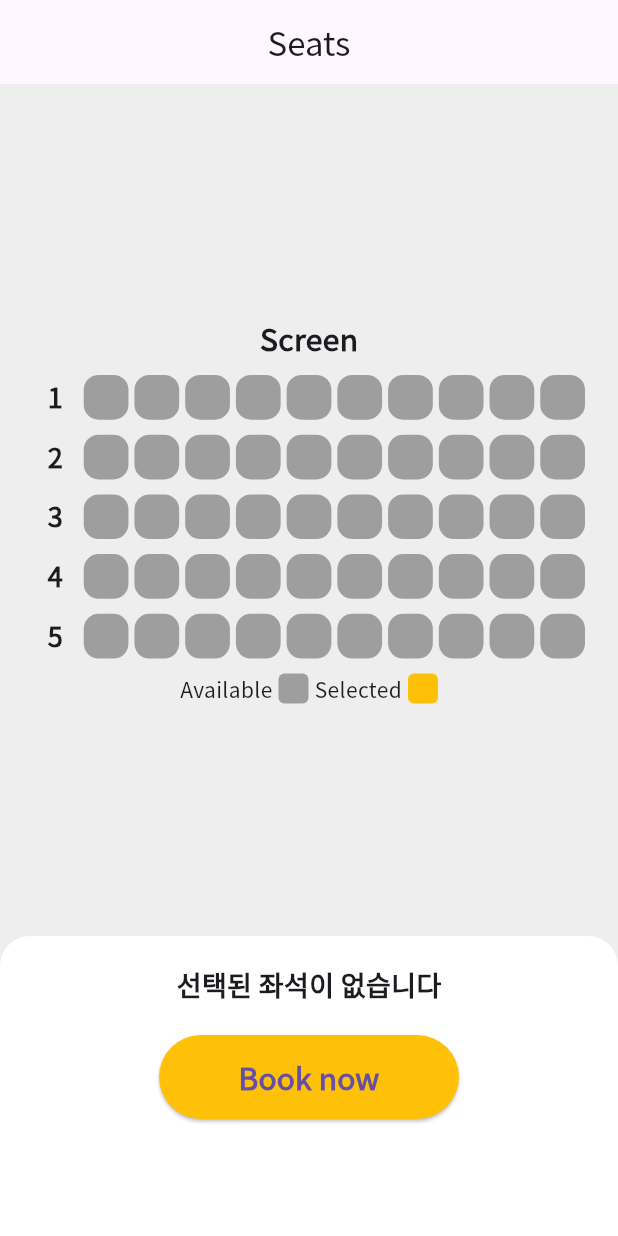
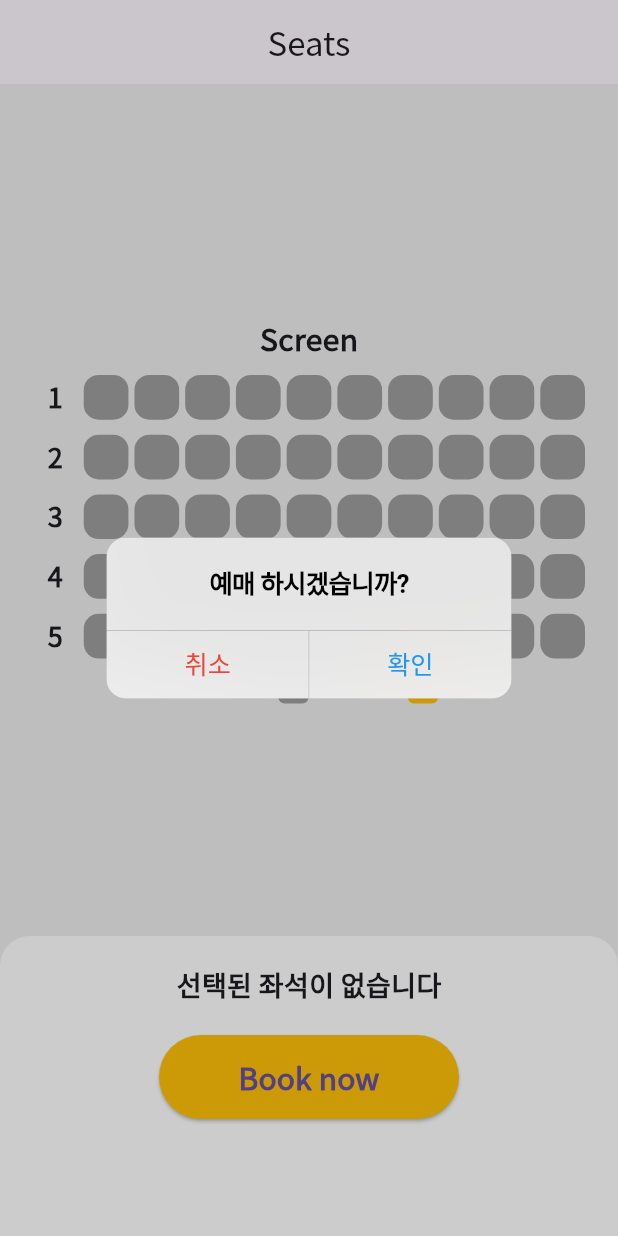
Before and after one commit to daehan-lim/flutter-widget-test, a Flutter app: the screen it shows after launch, after a tap on "Book now", on a phone screen of 412 x 824 dp. Run offline on Flutter 3.47's test engine with Material 3 defaults, Android fonts, the phone set to English and light mode, and no system bars; our stand-ins replace flutter_markdown.

Commit message:
Add state and dynamic to the seat page app

```diff
--- a/lib/ui/seat/seat_page.dart
+++ b/lib/ui/seat/seat_page.dart
@@ -3,8 +3,32 @@ import 'package:first_app/ui/seat/widgets/seat_select_box.dart';
 import 'package:first_app/utils/util.dart';
 import 'package:flutter/material.dart';
 
-class SeatPage extends StatelessWidget {
+class SeatPage extends StatefulWidget {
+
   const SeatPage({super.key});
+
+  @override
+  State<SeatPage> createState() => _SeatPageState();
+}
+
+class _SeatPageState extends State<SeatPage> {
+  int? selectedRow;
+
+  int? selectedCol;
+
+  void onSelected(int rowNum, int colNum) {
+    if(selectedRow == rowNum && selectedCol == colNum) {
+      setState(() {
+        selectedRow = null;
+        selectedCol = null;
+      });
+    } else {
+      setState(() {
+        selectedRow = rowNum;
+        selectedCol = colNum;
+      });
+    }
+  }
 
   @override
   Widget build(BuildContext context) {
@@ -14,8 +38,8 @@ class SeatPage extends StatelessWidget {
       body: Column(
         children: [
           // Expanded(child: Container(color: hexColor('#EFEFEF'))),
-          SeatSelectBox(),
-          SeatBottom(),
+          SeatSelectBox(selectedRow, selectedCol, onSelected),
+          SeatBottom(selectedRow, selectedCol),
         ],
       ),
     );
--- a/lib/ui/seat/widgets/seat_bottom.dart
+++ b/lib/ui/seat/widgets/seat_bottom.dart
@@ -1,7 +1,11 @@
+import 'package:flutter/cupertino.dart';
 import 'package:flutter/material.dart';
 
 class SeatBottom extends StatelessWidget {
-  const SeatBottom({super.key});
+  final int? selectedRow;
+  final int? selectedCol;
+
+  const SeatBottom(this.selectedRow, this.selectedCol, {super.key});
 
   @override
   Widget build(BuildContext context) {
@@ -14,19 +18,45 @@ class SeatBottom extends StatelessWidget {
       ),
       child: Column(
         children: [
-          SizedBox(height: 20),
+          const SizedBox(height: 20),
           Text(
-            '선택된 좌석이 없습니다',
+            selectedRow == null && selectedCol == null
+                ? '선택된 좌석이 없습니다'
+                : '좌석 : $selectedRow - $selectedCol',
             style: TextStyle(fontSize: 18, fontWeight: FontWeight.bold),
           ),
-          SizedBox(height: 20),
+          const SizedBox(height: 20),
           SizedBox(
             width: 200,
             height: 56,
             child: ElevatedButton(
-              onPressed: () {},
+              onPressed: () {
+                showCupertinoDialog(
+                  context: context,
+                  builder:
+                      (context) => CupertinoAlertDialog(
+                        title: Text("예매 하시겠습니까?"),
+                        actions: [
+                          CupertinoDialogAction(
+                            onPressed: () => Navigator.pop(context),
+                            child: Text(
+                              "취소",
+                              style: TextStyle(color: Colors.red),
+                            ),
+                          ),
+                          CupertinoDialogAction(
+                            onPressed: () => Navigator.pop(context),
+                            child: Text(
+                              "확인",
+                              style: TextStyle(color: Colors.blue),
+                            ),
+                          ),
+                        ],
+                      ),
+                );
+              },
               style: ElevatedButton.styleFrom(backgroundColor: Colors.amber),
-              child: Text(
+              child: const Text(
                 'Book now',
                 style: TextStyle(fontSize: 20, fontWeight: FontWeight.bold),
               ),
--- a/lib/ui/seat/widgets/seat_select_box.dart
+++ b/lib/ui/seat/widgets/seat_select_box.dart
@@ -1,7 +1,16 @@
 import 'package:flutter/material.dart';
 
 class SeatSelectBox extends StatelessWidget {
-  const SeatSelectBox({super.key});
+  final int? selectedRow;
+  final int? selectedCol;
+  final void Function(int rowNum, int colNum) onSelected;
+
+  const SeatSelectBox(
+    this.selectedRow,
+    this.selectedCol,
+    this.onSelected, {
+    super.key,
+  });
 
   @override
   Widget build(BuildContext context) {
@@ -9,21 +18,21 @@ class SeatSelectBox extends StatelessWidget {
       child: Column(
         mainAxisAlignment: MainAxisAlignment.center,
         children: [
-          Text(
+          const Text(
             'Screen',
             style: TextStyle(fontSize: 20, fontWeight: FontWeight.bold),
           ),
           for (int i = 1; i <= 5; i++) ...[
-            SizedBox(height: 10),
-            SeatRow(i),
+            const SizedBox(height: 10),
+            SeatRow(i, selectedRow, selectedCol, onSelected),
           ],
-          SizedBox(height: 10),
-          Row(
+          const SizedBox(height: 10),
+          const Row(
             mainAxisAlignment: MainAxisAlignment.center,
             children: [
               SeatInfo('Available', Colors.grey),
               SizedBox(width: 4),
-              SeatInfo('Selected', Colors.amber),
+              const SeatInfo('Selected', Colors.amber),
             ],
           ),
         ],
@@ -34,8 +43,17 @@ class SeatSelectBox extends StatelessWidget {
 
 class SeatRow extends StatelessWidget {
   final int rowNum;
+  final int? selectedRow;
+  final int? selectedCol;
+  final void Function(int rowNum, int colNum) onSelected;
 
-  const SeatRow(this.rowNum, {super.key});
+  const SeatRow(
+    this.rowNum,
+    this.selectedRow,
+    this.selectedCol,
+    this.onSelected, {
+    super.key,
+  });
 
   @override
   Widget build(BuildContext context) {
@@ -48,11 +66,15 @@ class SeatRow extends StatelessWidget {
             child: Center(
               child: Text(
                 '$rowNum',
-                style: TextStyle(fontSize: 18, fontWeight: FontWeight.bold),
+                style: const TextStyle(
+                  fontSize: 18,
+                  fontWeight: FontWeight.bold,
+                ),
               ),
             ),
           ),
-          for (var i = 0; i < 10; i++) Seat(),
+          for (var i = 1; i <= 10; i++)
+            Seat(rowNum, i, selectedRow, selectedCol, onSelected),
         ],
       ),
     );
@@ -60,7 +82,20 @@ class SeatRow extends StatelessWidget {
 }
 
 class Seat extends StatelessWidget {
-  const Seat({super.key});
+  final int rowNum;
+  final int colNum;
+  final int? selectedRow;
+  final int? selectedCol;
+  final void Function(int rowNum, int colNum) onSelected;
+
+  const Seat(
+    this.rowNum,
+    this.colNum,
+    this.selectedRow,
+    this.selectedCol,
+    this.onSelected, {
+    super.key,
+  });
 
   @override
   Widget build(BuildContext context) {
@@ -69,10 +104,18 @@ class Seat extends StatelessWidget {
         padding: EdgeInsets.symmetric(horizontal: 2),
         child: AspectRatio(
           aspectRatio: 1,
-          child: Container(
-            decoration: BoxDecoration(
-              color: Colors.grey,
-              borderRadius: BorderRadius.circular(10),
+          child: GestureDetector(
+            onTap: () {
+              onSelected(rowNum, colNum);
+            },
+            child: Container(
+              decoration: BoxDecoration(
+                color:
+                    selectedRow == rowNum && selectedCol == colNum
+                        ? Colors.amber
+                        : Colors.grey,
+                borderRadius: BorderRadius.circular(10),
+              ),
             ),
           ),
         ),
@@ -92,7 +135,7 @@ class SeatInfo extends StatelessWidget {
     return Row(
       children: [
         Text(text, style: TextStyle(fontSize: 14)),
-        SizedBox(width: 4),
+        const SizedBox(width: 4),
         Container(
           width: 20,
           height: 20,
```
